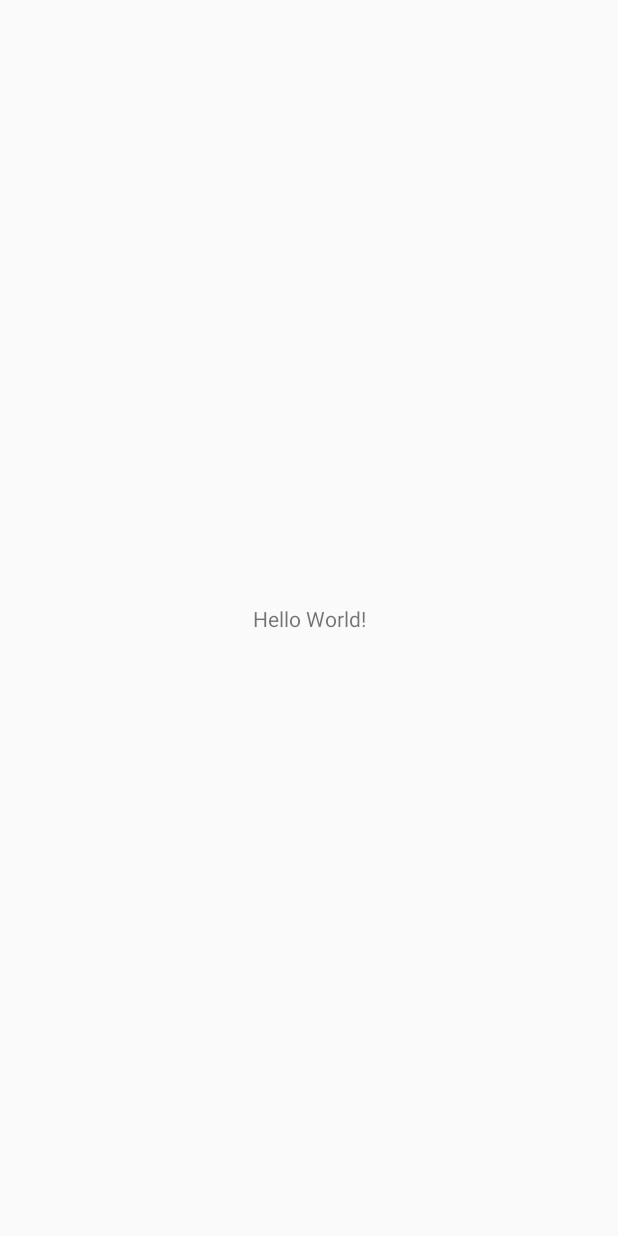
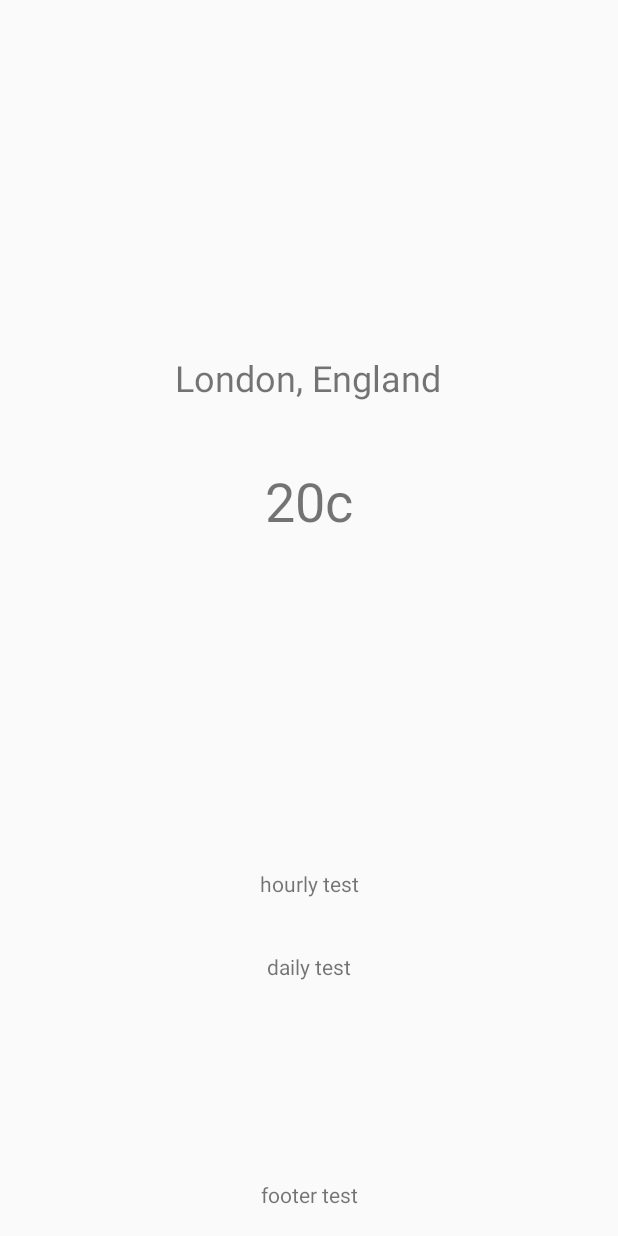
Before and after one commit to stefannovak/clear_weather, an Android app: the screen it shows after launch (MainActivity), on a phone screen of 412 x 824 dp. Before the commit the screen is almost empty. Run offline under Robolectric (Android 15) with nearby library versions, the phone set to English and light mode, and no system bars.

Commit message:
Added a bunch of placeholder test values to give structure to the app

```diff
--- a/app/src/main/res/layout/activity_main.xml
+++ b/app/src/main/res/layout/activity_main.xml
@@ -7,12 +7,63 @@
     tools:context=".MainActivity">
 
     <TextView
-        android:layout_width="wrap_content"
-        android:layout_height="wrap_content"
-        android:text="Hello World!"
-        app:layout_constraintBottom_toBottomOf="parent"
+        android:layout_width="198dp"
+        android:layout_height="34dp"
+        android:text="@string/cityName"
+        android:textAlignment="center"
+        android:textSize="24sp"
+        app:layout_constraintBottom_toTopOf="@+id/textView"
+        app:layout_constraintEnd_toEndOf="parent"
+        app:layout_constraintHorizontal_bias="0.497"
         app:layout_constraintLeft_toLeftOf="parent"
         app:layout_constraintRight_toRightOf="parent"
-        app:layout_constraintTop_toTopOf="parent" />
+        app:layout_constraintStart_toStartOf="parent"
+        app:layout_constraintTop_toTopOf="parent"
+        app:layout_constraintVertical_bias="0.854" />
+
+    <TextView
+        android:id="@+id/textView"
+        android:layout_width="103dp"
+        android:layout_height="98dp"
+        android:layout_marginBottom="172dp"
+        android:text="@string/temperatureValue"
+        android:textAlignment="center"
+        android:textSize="36sp"
+        app:layout_constraintBottom_toTopOf="@+id/textView2"
+        app:layout_constraintEnd_toEndOf="parent"
+        app:layout_constraintStart_toStartOf="parent" />
+
+    <TextView
+        android:id="@+id/textView2"
+        android:layout_width="0dp"
+        android:layout_height="55dp"
+        android:text="@string/hourlyText"
+        android:textAlignment="center"
+        app:layout_constraintBottom_toTopOf="@+id/textView3"
+        app:layout_constraintEnd_toEndOf="parent"
+        app:layout_constraintHorizontal_bias="1.0"
+        app:layout_constraintStart_toStartOf="parent" />
+
+    <TextView
+        android:id="@+id/textView3"
+        android:layout_width="0dp"
+        android:layout_height="152dp"
+        android:text="@string/dailyText"
+        android:textAlignment="center"
+        app:layout_constraintBottom_toTopOf="@+id/textView4"
+        app:layout_constraintEnd_toEndOf="parent"
+        app:layout_constraintHorizontal_bias="1.0"
+        app:layout_constraintStart_toStartOf="parent" />
+
+    <TextView
+        android:id="@+id/textView4"
+        android:layout_width="0dp"
+        android:layout_height="37dp"
+        android:text="@string/footerText"
+        android:textAlignment="center"
+        app:layout_constraintBottom_toBottomOf="parent"
+        app:layout_constraintEnd_toEndOf="parent"
+        app:layout_constraintHorizontal_bias="1.0"
+        app:layout_constraintStart_toStartOf="parent" />
 
 </androidx.constraintlayout.widget.ConstraintLayout>
--- a/app/src/main/res/values/strings.xml
+++ b/app/src/main/res/values/strings.xml
@@ -1,3 +1,8 @@
 <resources>
     <string name="app_name">Clear Weather</string>
+    <string name="cityName">London, England</string>
+    <string name="temperatureValue">20c</string>
+    <string name="hourlyText">hourly test</string>
+    <string name="dailyText">daily test</string>
+    <string name="footerText">footer test</string>
 </resources>
```
